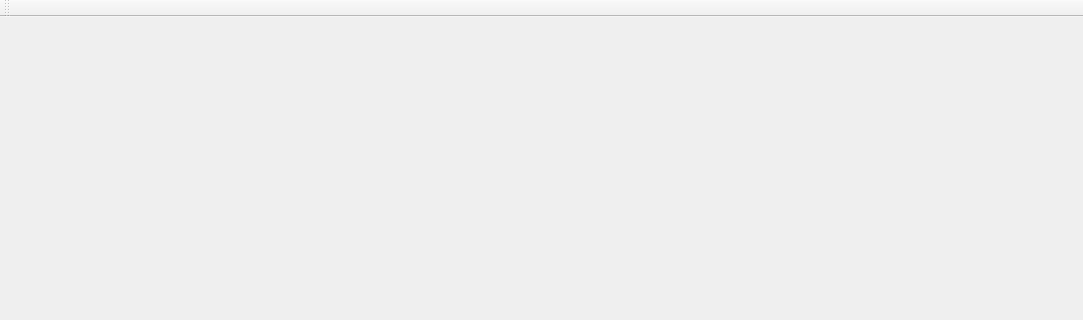
The window that RoadSketch/MainWindow.ui (gnishida/GSMViewer) describes before a commit, drawn with Qt 5; both pictures show x 0 to 1083 and y 0 to 320 of the 1083 by 786 pixel window.
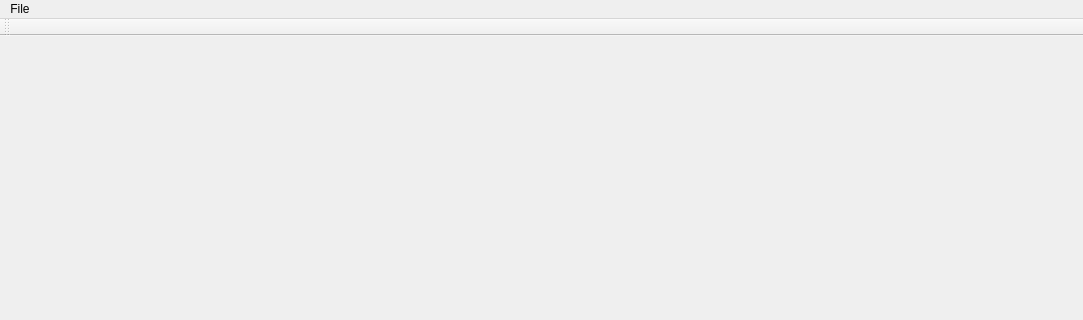
The same window after the commit.

Patch:
```diff
--- a/RoadSketch/MainWindow.ui
+++ b/RoadSketch/MainWindow.ui
@@ -23,6 +23,15 @@
      <height>21</height>
     </rect>
    </property>
+   <widget class="QMenu" name="menuFile">
+    <property name="title">
+     <string>File</string>
+    </property>
+    <addaction name="actionNew"/>
+    <addaction name="actionOpen"/>
+    <addaction name="actionSave"/>
+   </widget>
+   <addaction name="menuFile"/>
   </widget>
   <widget class="QToolBar" name="mainToolBar">
    <attribute name="toolBarArea">
```
Left out of the diff: 15 changed lines with no effect on the pictures.
